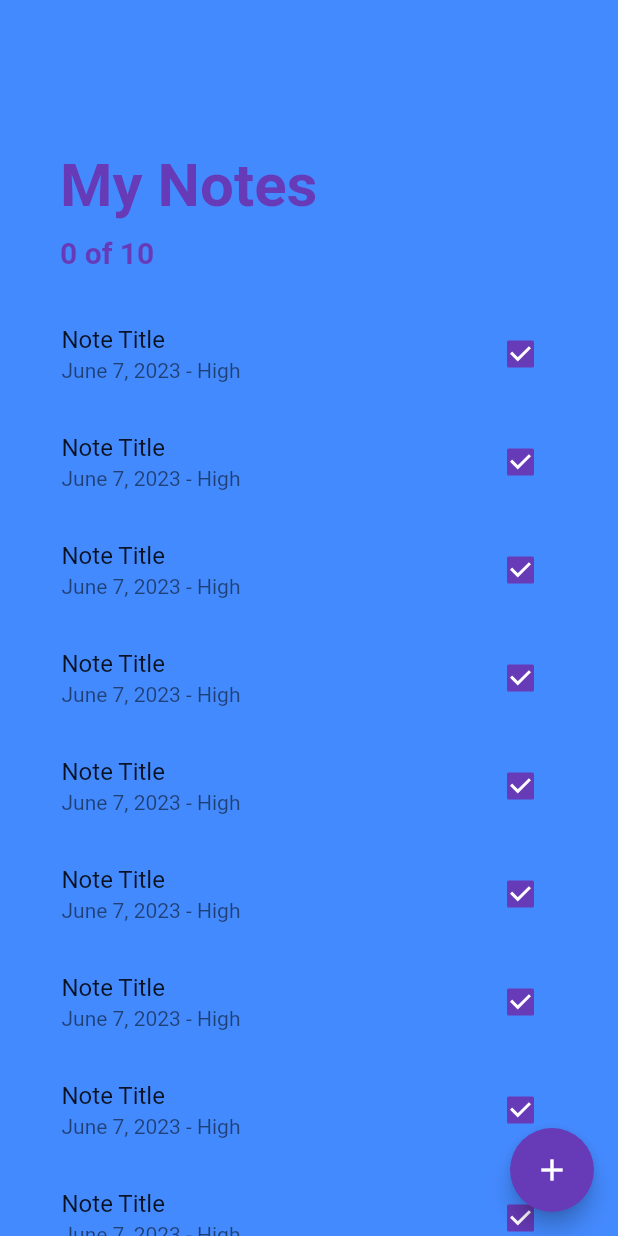
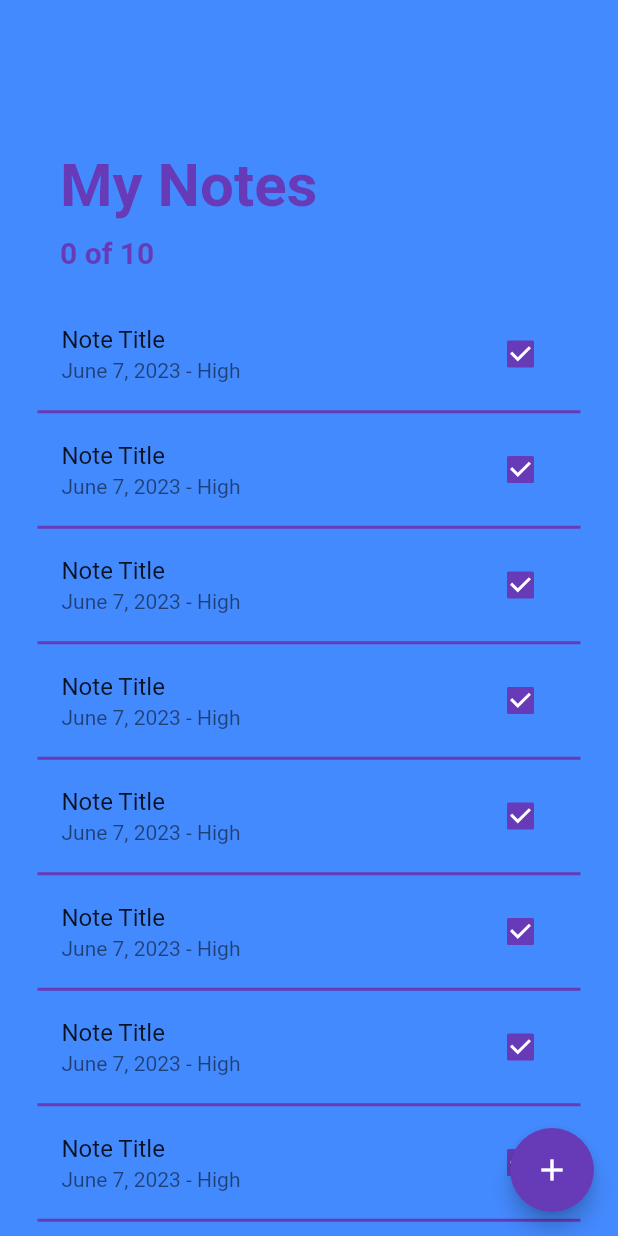
Before and after one commit to iamsafridi/flutter-todo, a Flutter app: the screen it shows after launch, on a phone screen of 412 x 824 dp. Run offline on Flutter 3.47's test engine with Material 2 defaults, Android fonts, the phone set to English and light mode, and no system bars.

Commit message:
making a hard coded homepage

```diff
--- a/lib/pages/homepage.dart
+++ b/lib/pages/homepage.dart
@@ -1,8 +1,12 @@
+// ignore_for_file: prefer_const_constructors, prefer_const_literals_to_create_immutables
+
 import 'dart:ui';
 
+import 'package:flutter/cupertino.dart';
 import 'package:flutter/material.dart';
 import 'package:flutter/src/widgets/container.dart';
 import 'package:flutter/src/widgets/framework.dart';
+import 'package:todoapp/pages/addnotepage.dart';
 
 class HomePage extends StatefulWidget {
   const HomePage({super.key});
@@ -15,7 +19,9 @@ class _HomePageState extends State<HomePage> {
   Widget _buildNote(int index) {
     return Padding(
       padding: EdgeInsets.symmetric(horizontal: 25.0),
-      child: ListTile(
+      child: Column(
+        children: [
+          ListTile(
             title: Text('Note Title'),
             subtitle: Text('June 7, 2023 - High'),
             trailing: Checkbox(
@@ -26,6 +32,13 @@ class _HomePageState extends State<HomePage> {
               value: true,
             ),
           ),
+          Divider(
+            height: 5.0,
+            color: Colors.deepPurple,
+            thickness: 2.0,
+          ),
+        ],
+      ),
     );
   }
 
@@ -35,7 +48,10 @@ class _HomePageState extends State<HomePage> {
       backgroundColor: Colors.blueAccent,
       floatingActionButton: FloatingActionButton(
         backgroundColor: Theme.of(context).primaryColor,
-        onPressed: () {},
+        onPressed: () {
+          Navigator.push(
+              context, CupertinoPageRoute(builder: (_) => AddNotePage()));
+        },
         child: Icon(Icons.add),
       ),
       body: ListView.builder(
```
Also changed, not shown: lib/pages/addnotepage.dart (added, +16 -0 lines). Lines whose indentation alone changed are shown as unchanged.
